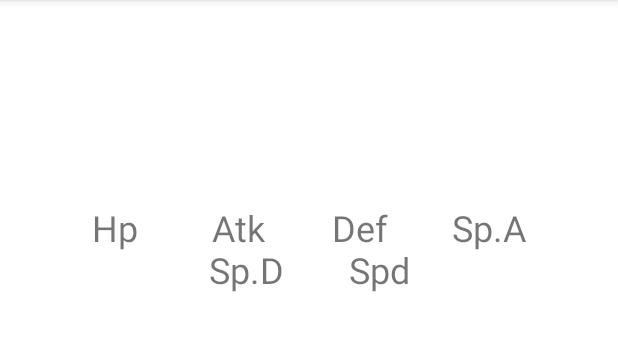
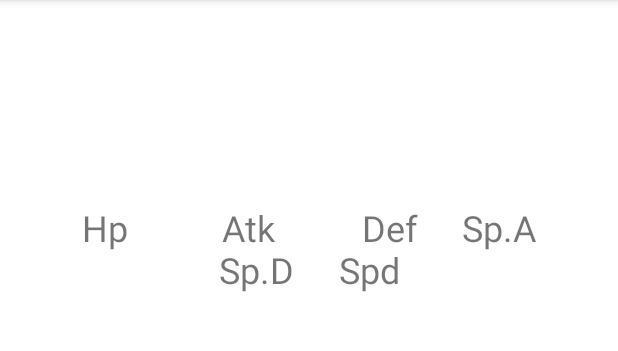
Before and after one commit to Pokieboy45/CIS1051Project, an Android app: the PokemonActivity screen opened directly, with no data from a screen before it, on a phone screen of 412 x 824 dp, the part 84-435 px from its top. Run offline under Robolectric (Android 15) with nearby library versions, the phone set to English and light mode, and no system bars; our stand-ins replace Picasso, Volley; network calls fail; pictures from the network do not load.

```diff
--- a/app/src/main/java/CIS1051/pokedex/PokedexAdapter.java
+++ b/app/src/main/java/CIS1051/pokedex/PokedexAdapter.java
@@ -73,7 +73,7 @@ public class PokedexAdapter extends RecyclerView.Adapter<PokedexAdapter.PokedexV
                         JSONObject result = results.getJSONObject(i);
                         String name = result.getString("name");
                         String DispID = Integer.toString(i+1)+".";            // Displays pokedex number
-                        if (DispID.length() < 3) {DispID = DispID + "    ";}    // Spacing makes Names line up
+                        if (DispID.length() < 3) {DispID = DispID + "     ";}    // Spacing makes Names line up
                         else if (DispID.length() < 4) {DispID = DispID + "  ";} // Spacing makes Names line up
                         pokemon.add(new Pokemon(
                                 DispID + "\t" + name.substring(0,1).toUpperCase() + name.substring(1),
--- a/app/src/main/res/layout/activity_pokemon.xml
+++ b/app/src/main/res/layout/activity_pokemon.xml
@@ -54,7 +54,7 @@
     <TextView
         android:layout_width="match_parent"
         android:layout_height="wrap_content"
-        android:text="Hp\t\t\t\tAtk\t\t\t\tDef\t\t\t\tSp.A\t\t\t\tSp.D\t\t\t\tSpd"
+        android:text="Hp\t\t\t\t\tAtk\t\t\t\t\tDef\t\t\tSp.A\t\t\t\tSp.D\t\t\tSpd"
         android:textAlignment="center"
         android:textSize="24dp"
         android:paddingTop="5dp"/>
```
Also changed, not shown: app/src/main/java/CIS1051/pokedex/PokemonActivity.java (+10 -10 lines), 2 other files.
